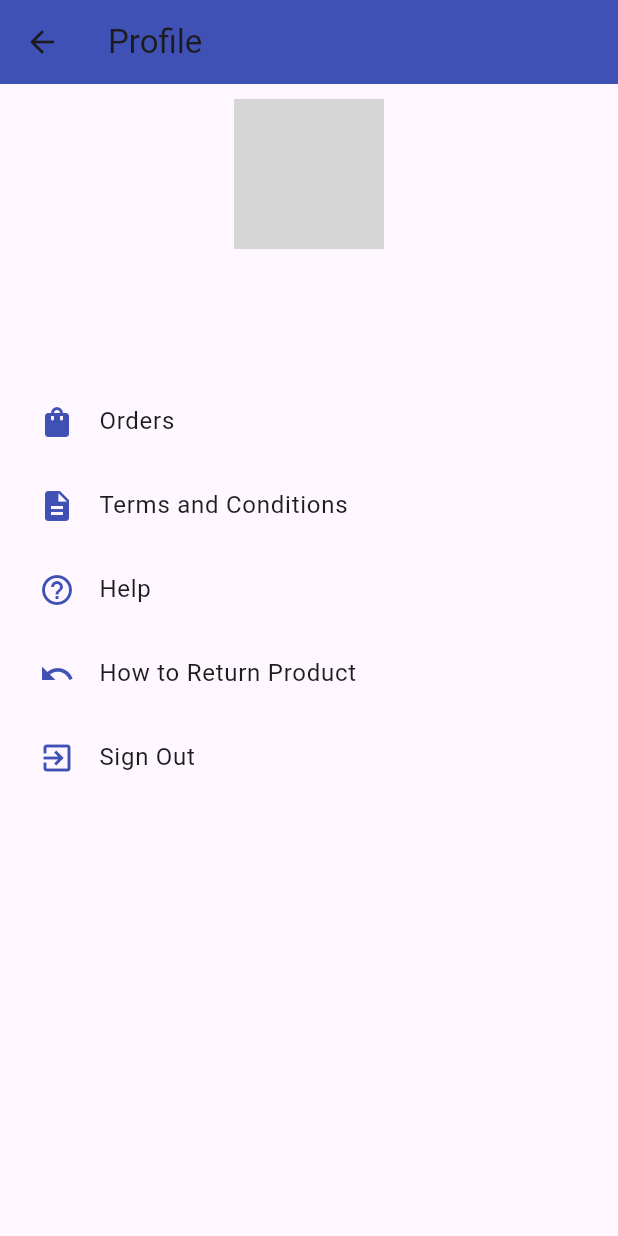
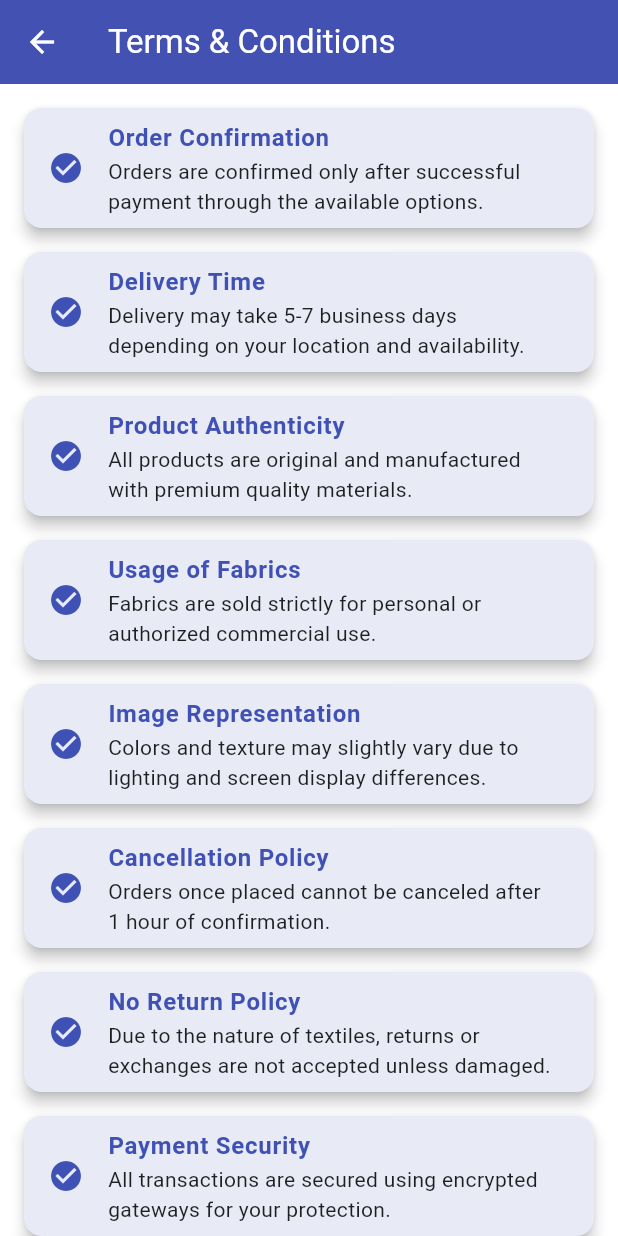
Before and after one commit to roshnipriyarameshkumar/Constultancy, a Flutter app: the ProfilePage screen opened directly, after a tap on "Terms and Conditions", on a phone screen of 412 x 824 dp. Run offline on Flutter 3.47's test engine with Material 3 defaults, Android fonts, the phone set to English and light mode, and no system bars; our stand-ins replace carousel_slider, cloud_firestore, firebase_auth, firebase_core, flutter_image_compress, image_picker and 3 more; accounts and stored records are empty; network calls fail; grey boxes are pictures that could not be loaded.

Commit message:
recent filess

```diff
--- /dev/null
+++ b/lib/Help_page.dart
@@ -0,0 +1,118 @@
+import 'package:flutter/material.dart';
+
+class HelpPage extends StatelessWidget {
+  const HelpPage({super.key});
+
+  final List<Map<String, String>> faqs = const [
+    {
+      "question": "How do I place an order?",
+      "answer": "Browse products, add them to cart, and proceed to checkout to place your order."
+    },
+    {
+      "question": "Can I cancel my order?",
+      "answer": "Orders can be canceled within 1 hour of placing them."
+    },
+    {
+      "question": "Do you deliver to rural areas?",
+      "answer": "Yes, we deliver across India including rural pin codes."
+    },
+    {
+      "question": "Is COD (Cash on Delivery) available?",
+      "answer": "Currently, we support only prepaid orders through secure gateways."
+    },
+    {
+      "question": "How can I track my order?",
+      "answer": "Go to 'My Orders' section to see real-time delivery updates."
+    },
+    {
+      "question": "Where can I report an issue?",
+      "answer": "You can contact support or use the 'Report Issue' option from the menu."
+    },
+    {
+      "question": "Do you accept bulk orders?",
+      "answer": "Yes, contact us directly through support for wholesale or bulk queries."
+    },
+  ];
+
+  @override
+  Widget build(BuildContext context) {
+    return Scaffold(
+      appBar: AppBar(
+        title: const Text("Help & Support", style: TextStyle(color: Colors.white)),
+        backgroundColor: Colors.indigo,
+        iconTheme: const IconThemeData(color: Colors.white),
+        elevation: 3,
+      ),
+      backgroundColor: Colors.white,
+      body: Padding(
+        padding: const EdgeInsets.all(16),
+        child: Column(
+          children: [
+            const Text(
+              "Frequently Asked Questions",
+              style: TextStyle(fontSize: 20, fontWeight: FontWeight.bold, color: Colors.indigo),
+            ),
+            const SizedBox(height: 16),
+            Expanded(
+              child: ListView.builder(
+                itemCount: faqs.length,
+                itemBuilder: (context, index) {
+                  final faq = faqs[index];
+                  return Card(
+                    color: Colors.indigo[50],
+                    elevation: 3,
+                    margin: const EdgeInsets.only(bottom: 16),
+                    shape: RoundedRectangleBorder(
+                      borderRadius: BorderRadius.circular(12),
+                    ),
+                    child: ExpansionTile(
+                      tilePadding: const EdgeInsets.symmetric(horizontal: 16, vertical: 8),
+                      childrenPadding: const EdgeInsets.symmetric(horizontal: 16, vertical: 8),
+                      leading: const Icon(Icons.help_outline, color: Colors.indigo),
+                      title: Text(
+                        faq['question']!,
+                        style: const TextStyle(fontWeight: FontWeight.bold, color: Colors.indigo),
+                      ),
+                      children: [
+                        Text(
+                          faq['answer']!,
+                          style: const TextStyle(color: Colors.black87),
+                        ),
+                      ],
+                    ),
+                  );
+                },
+              ),
+            ),
+            const SizedBox(height: 16),
+            ElevatedButton.icon(
+              style: ElevatedButton.styleFrom(
+                backgroundColor: Colors.indigo,
+                padding: const EdgeInsets.symmetric(horizontal: 20, vertical: 12),
+                shape: RoundedRectangleBorder(borderRadius: BorderRadius.circular(10)),
+              ),
+              onPressed: () {
+                // You can later integrate email or support chat
+                showDialog(
+                  context: context,
+                  builder: (context) => AlertDialog(
+                    title: const Text("Contact Support"),
+                    content: const Text("Email us at support@amsamtextile.com"),
+                    actions: [
+                      TextButton(
+                        child: const Text("Close", style: TextStyle(color: Colors.indigo)),
+                        onPressed: () => Navigator.of(context).pop(),
+                      ),
+                    ],
+                  ),
+                );
+              },
+              icon: const Icon(Icons.email_outlined),
+              label: const Text("Contact Support", style: TextStyle(color: Colors.white)),
+            ),
+          ],
+        ),
+      ),
+    );
+  }
+}
--- a/lib/admin.dart
+++ b/lib/admin.dart
@@ -7,6 +7,7 @@ import 'package:image_picker/image_picker.dart';
 import 'package:flutter_image_compress/flutter_image_compress.dart';
 import 'package:sample_app/reports_page.dart';
 import 'package:sample_app/restore_alert_page.dart';
+import 'package:sample_app/supplier_admin_page.dart';
 import 'package:sample_app/user_logs_page.dart';
 import 'admin_add_offer.dart';
 import 'admin_orders.dart';
@@ -268,6 +269,16 @@ class _AdminPageState extends State<AdminPage> {
                 );
               },
             ),
+            ListTile(
+              leading: Icon(Icons.local_shipping, color: Colors.white),
+              title: Text('Supplier Management', style: TextStyle(color: Colors.white)),
+              onTap: () {
+                Navigator.push(
+                  context,
+                  MaterialPageRoute(builder: (context) => SupplierAdminPage()),
+                );
+              },
+            ),
 
             ListTile(
               leading: Icon(Icons.bar_chart, color: Colors.white),
--- a/lib/profile.dart
+++ b/lib/profile.dart
@@ -1,6 +1,8 @@
 import 'package:cloud_firestore/cloud_firestore.dart';
 import 'package:firebase_auth/firebase_auth.dart';
 import 'package:flutter/material.dart';
+import 'package:sample_app/Help_page.dart';
+import 'package:sample_app/terms_conditions.dart';
 
 import 'orderinfo.dart';
 
@@ -80,14 +82,21 @@ class _ProfilePageState extends State<ProfilePage> {
                   }),
 
                   _buildListTile(Icons.description, 'Terms and Conditions', () {
+                    Navigator.push(
+                      context,
+                      MaterialPageRoute(builder: (context) =>  const TermsAndConditions()),
+                    );
+
                     // Navigate to terms and conditions page
                   }),
                   _buildListTile(Icons.help_outline, 'Help', () {
-                    // Navigate to help page
+                    Navigator.push(
+                      context,
+                      MaterialPageRoute(builder: (context) => const HelpPage()),
+                    );
                   }),
-                  _buildListTile(Icons.undo, 'How to Return Product', () {
-                    // Navigate to return policy/help
-                  }),
+
+
                   _buildListTile(Icons.exit_to_app, 'Sign Out', () async {
                     await FirebaseAuth.instance.signOut();
                     Navigator.pushReplacementNamed(context, '/login');
--- /dev/null
+++ b/lib/terms_conditions.dart
@@ -0,0 +1,85 @@
+import 'package:flutter/material.dart';
+
+class TermsAndConditions extends StatelessWidget {
+  const TermsAndConditions({super.key});
+
+  final List<Map<String, String>> termsList = const [
+    {
+      "title": "Order Confirmation",
+      "desc": "Orders are confirmed only after successful payment through the available options."
+    },
+    {
+      "title": "Delivery Time",
+      "desc": "Delivery may take 5-7 business days depending on your location and availability."
+    },
+    {
+      "title": "Product Authenticity",
+      "desc": "All products are original and manufactured with premium quality materials."
+    },
+    {
+      "title": "Usage of Fabrics",
+      "desc": "Fabrics are sold strictly for personal or authorized commercial use."
+    },
+    {
+      "title": "Image Representation",
+      "desc": "Colors and texture may slightly vary due to lighting and screen display differences."
+    },
+    {
+      "title": "Cancellation Policy",
+      "desc": "Orders once placed cannot be canceled after 1 hour of confirmation."
+    },
+    {
+      "title": "No Return Policy",
+      "desc": "Due to the nature of textiles, returns or exchanges are not accepted unless damaged."
+    },
+    {
+      "title": "Payment Security",
+      "desc": "All transactions are secured using encrypted gateways for your protection."
+    },
+    {
+      "title": "Privacy Protection",
+      "desc": "We respect your privacy and never share your data with third-party services."
+    },
+    {
+      "title": "Legal Compliance",
+      "desc": "Users must comply with applicable textile usage and copyright laws."
+    },
+  ];
+
+  @override
+  Widget build(BuildContext context) {
+    return Scaffold(
+      backgroundColor: Colors.white,
+      appBar: AppBar(
+        title: const Text("Terms & Conditions", style: TextStyle(color: Colors.white)),
+        backgroundColor: Colors.indigo,
+        iconTheme: const IconThemeData(color: Colors.white),
+        elevation: 3,
+      ),
+      body: ListView.builder(
+        padding: const EdgeInsets.all(16),
+        itemCount: termsList.length,
+        itemBuilder: (context, index) {
+          final item = termsList[index];
+          return Card(
+            shape: RoundedRectangleBorder(borderRadius: BorderRadius.circular(12)),
+            elevation: 4,
+            color: Colors.indigo[50],
+            margin: const EdgeInsets.only(bottom: 16),
+            child: ListTile(
+              leading: const Icon(Icons.check_circle, color: Colors.indigo),
+              title: Text(
+                item["title"]!,
+                style: const TextStyle(fontWeight: FontWeight.bold, color: Colors.indigo, fontSize: 16),
+              ),
+              subtitle: Text(
+                item["desc"]!,
+                style: const TextStyle(color: Colors.black87, fontSize: 14),
+              ),
+            ),
+          );
+        },
+      ),
+    );
+  }
+}
```
Also changed, not shown: lib/notification_page.dart (+45 -23 lines), lib/supplier_admin_page.dart (added, +210 -0 lines).
